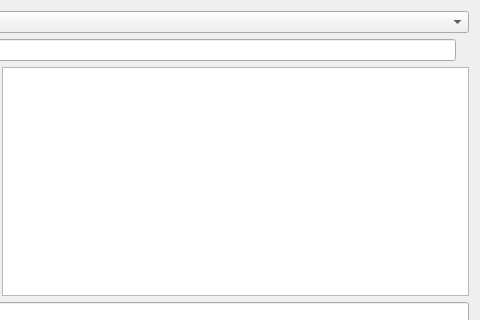
The window that form/service_page.ui (romanweissflog/FAKT) describes before a commit, drawn with Qt 5; both pictures show x 88 to 568 and y 0 to 320 of the 568 by 439 pixel window.
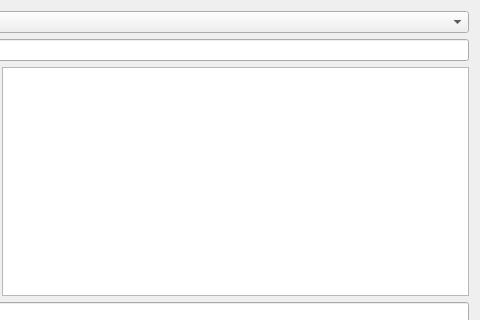
The same window after the commit. Custom widgets are drawn as their Qt base class.

Diff of the .ui file:
```diff
--- a/form/service_page.ui
+++ b/form/service_page.ui
@@ -29,16 +29,6 @@
      <item>
       <widget class="QLineEdit" name="editKey"/>
      </item>
-     <item>
-      <widget class="QLabel" name="labelKeyError">
-       <property name="styleSheet">
-        <string notr="true">color: rgb(255, 0, 0)</string>
-       </property>
-       <property name="text">
-        <string/>
-       </property>
-      </widget>
-     </item>
     </layout>
    </item>
    <item>
```
